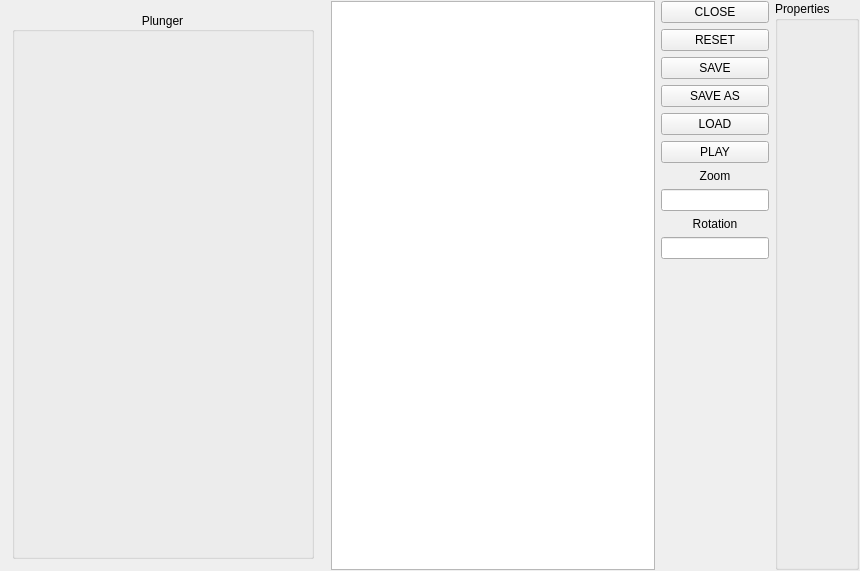
This is mainwindow.ui in LuSi2001/mapcreatortest as Qt 5 draws it before an edit. The edited form follows.
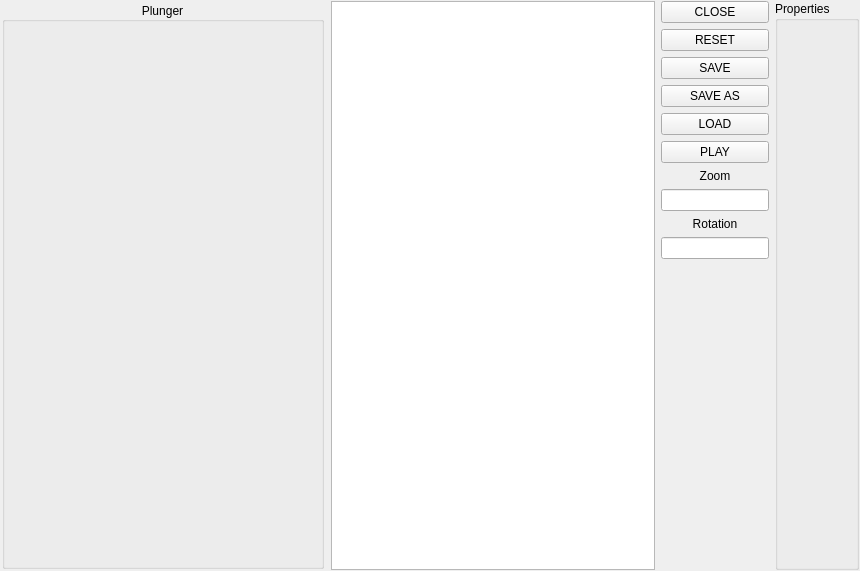
This is the edited form. The open tabs and pages were chosen to show the change. Custom widgets are drawn as their Qt base class.

```diff
--- a/mainwindow.ui
+++ b/mainwindow.ui
@@ -164,6 +164,21 @@
         </widget>
         <widget class="QWidget" name="plungerPage">
          <layout class="QVBoxLayout" name="verticalLayout_7">
+          <property name="spacing">
+           <number>0</number>
+          </property>
+          <property name="leftMargin">
+           <number>1</number>
+          </property>
+          <property name="topMargin">
+           <number>1</number>
+          </property>
+          <property name="rightMargin">
+           <number>1</number>
+          </property>
+          <property name="bottomMargin">
+           <number>1</number>
+          </property>
           <item>
            <widget class="PlungerListGroupBox" name="plungerBox">
             <property name="title">
```
